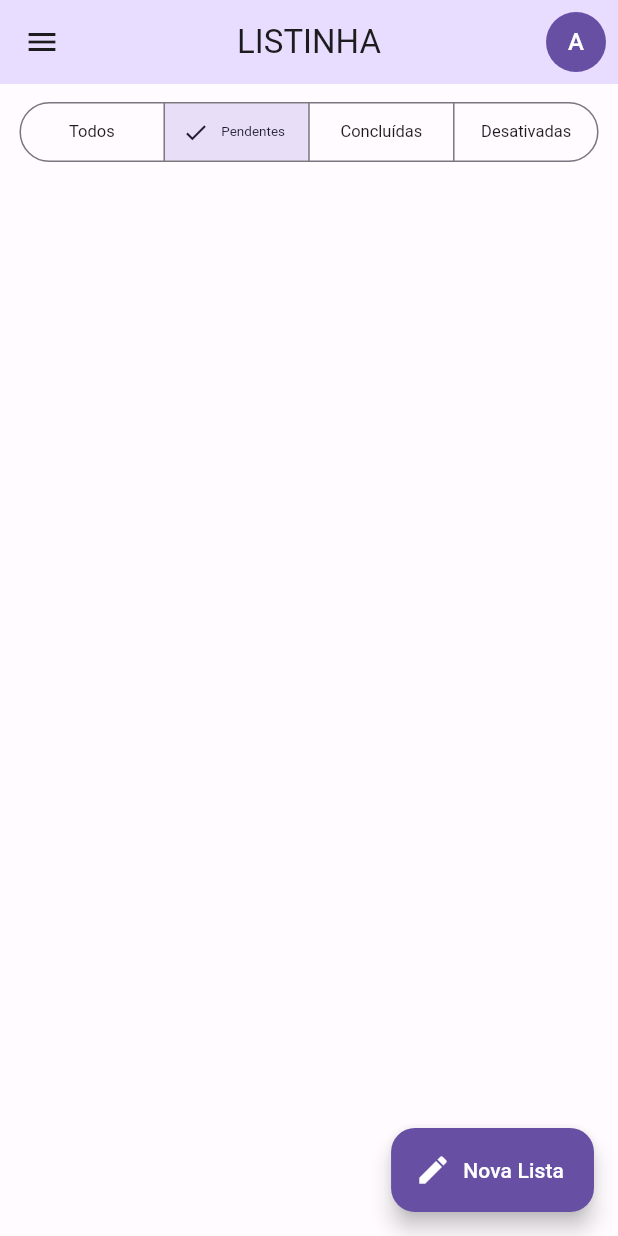
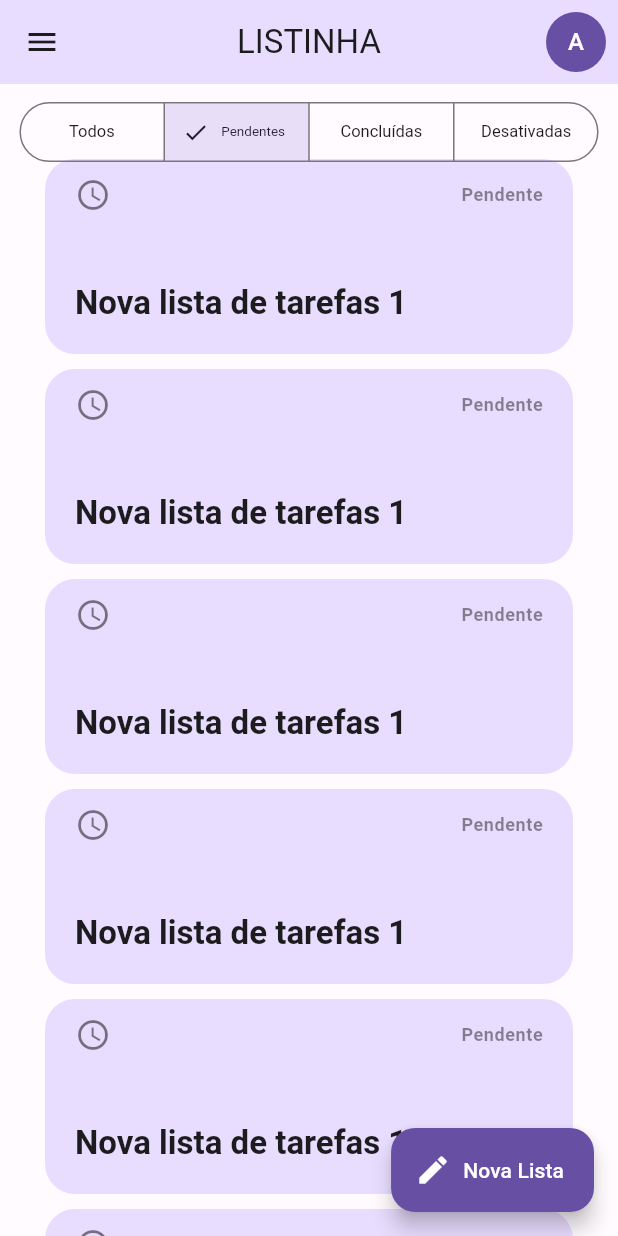
Before and after one commit to 4Ventz/List, a Flutter app: the screen it shows after launch, on a phone screen of 412 x 824 dp. Run offline on Flutter 3.47's test engine with Material 2 defaults, Android fonts, the phone set to English and light mode, and no system bars; our stand-ins replace flutter_modular, realm; generated files the repository leaves out were written again.

Commit message:
taskboard and cards

```diff
--- a/app/lib/src/home/home_page.dart
+++ b/app/lib/src/home/home_page.dart
@@ -1,6 +1,9 @@
 import 'package:flutter/material.dart';
 import 'package:listinha/src/home/widgets/custom_drawer.dart';
+import 'package:listinha/src/home/widgets/task_card.dart';
+import 'package:listinha/src/shared/services/realm/models/task_model.dart';
 import 'package:listinha/src/shared/widgets/user_image_button.dart';
+import 'package:realm/realm.dart';
 
 class HomePage extends StatefulWidget {
   const HomePage({super.key});
@@ -24,9 +27,34 @@ class _HomePageState extends State<HomePage> {
         ],
       ),
       body: Center(
-        child: Column(
+        child: Stack(
           children: [
-            Padding(
+            ListView.separated(
+              padding: const EdgeInsets.fromLTRB(
+                30,
+                50,
+                30,
+                200,
+              ),
+              itemCount: 10,
+              itemBuilder: (_, index) {
+                final board = TaskBoard(Uuid.v4(), 'Nova lista de tarefas 1', tasks: [
+                  Task(Uuid.v4(), '', completed: true),
+                  Task(Uuid.v4(), '', completed: true),
+                  Task(Uuid.v4(), ''),
+                  Task(Uuid.v4(), ''),
+                ]);
+                return TaskCard(board: board);
+              },
+              separatorBuilder: (context, index) {
+                return const SizedBox(
+                  height: 10,
+                );
+              },
+            ),
+            Align(
+              alignment: Alignment.topCenter,
+              child: Padding(
                 padding: const EdgeInsets.all(8),
                 child: SegmentedButton<int>(
                   segments: const [
@@ -51,6 +79,7 @@ class _HomePageState extends State<HomePage> {
                   onSelectionChanged: (values) {},
                 ),
               ),
+            ),
           ],
         ),
       ),
--- /dev/null
+++ b/app/lib/src/home/widgets/task_card.dart
@@ -0,0 +1,141 @@
+import 'package:flutter/material.dart';
+import 'package:listinha/src/shared/services/realm/models/task_model.dart';
+
+enum TaskCardStatus {
+  pending(Icons.access_time, 'Pendente'),
+  completed(Icons.check, 'Completa'),
+  disabled(Icons.cancel_outlined, 'Desativada');
+
+  final IconData icon;
+  final String text;
+
+  const TaskCardStatus(this.icon, this.text);
+}
+
+class TaskCard extends StatelessWidget {
+  final TaskBoard board;
+  const TaskCard({super.key, required this.board});
+
+  double getProgress(List<Task> tasks) {
+    if (tasks.isEmpty) return 0;
+    final completes = tasks.where((task) => task.completed).length;
+    return completes / tasks.length;
+  }
+
+  String getProgressText(List<Task> tasks) {
+    final completes = tasks.where((task) => task.completed).length;
+    return '$completes/${tasks.length}';
+  }
+
+  TaskCardStatus getStatus(TaskBoard board, double progress) {
+    if (!board.enable) {
+      return TaskCardStatus.disabled;
+    } else if (progress < 1.0) {
+      return TaskCardStatus.pending;
+    } else {
+      return TaskCardStatus.completed;
+    }
+  }
+
+  Color getBackgroundColor(TaskCardStatus status, ThemeData theme) {
+    switch (status) {
+      case TaskCardStatus.pending:
+        return theme.colorScheme.primaryContainer;
+      case TaskCardStatus.completed:
+        return theme.colorScheme.tertiaryContainer;
+      case TaskCardStatus.disabled:
+        return theme.colorScheme.errorContainer;
+    }
+  }
+
+  Color getColor(TaskCardStatus status, ThemeData theme) {
+    switch (status) {
+      case TaskCardStatus.pending:
+        return theme.colorScheme.primary;
+      case TaskCardStatus.completed:
+        return theme.colorScheme.tertiary;
+      case TaskCardStatus.disabled:
+        return theme.colorScheme.error;
+    }
+  }
+
+  @override
+  Widget build(BuildContext context) {
+    final theme = Theme.of(context);
+
+    final progress = getProgress(board.tasks);
+    final progressText = getProgressText(board.tasks);
+    final title = board.title;
+    final status = getStatus(board, progress);
+
+    final statusText = status.text;
+    final iconData = status.icon;
+
+    final backgroundColor = getBackgroundColor(status, theme);
+    final color = getColor(status, theme);
+
+    return Container(
+      height: 130,
+      padding: const EdgeInsets.symmetric(
+        vertical: 12,
+        horizontal: 20,
+      ),
+      decoration: BoxDecoration(
+        color: backgroundColor,
+        borderRadius: BorderRadius.circular(20),
+      ),
+      child: Column(
+        crossAxisAlignment: CrossAxisAlignment.start,
+        children: [
+          Row(
+            children: [
+              Icon(
+                iconData,
+                color: theme.iconTheme.color?.withOpacity(0.5),
+              ),
+              const Spacer(),
+              Text(
+                statusText,
+                style: theme.textTheme.bodySmall?.copyWith(
+                  color: theme.textTheme.bodySmall?.color?.withOpacity(0.5),
+                  fontWeight: FontWeight.bold,
+                ),
+              ),
+            ],
+          ),
+          const Spacer(),
+          Text(
+            title,
+            style: theme.textTheme.titleLarge?.copyWith(
+              fontWeight: FontWeight.bold,
+            ),
+          ),
+          const SizedBox(
+            height: 8,
+          ),
+          if (board.tasks.isEmpty)
+            Column(
+              mainAxisSize: MainAxisSize.min,
+              crossAxisAlignment: CrossAxisAlignment.start,
+              children: [
+                LinearProgressIndicator(
+                  value: progress,
+                  color: color,
+                ),
+                const SizedBox(
+                  height: 2,
+                ),
+                Text(
+                  progressText,
+                  style: theme.textTheme.bodySmall?.copyWith(
+                    color: theme.textTheme.bodySmall?.color?.withOpacity(0.5),
+                    fontWeight: FontWeight.bold,
+                  ),
+                ),
+              ],
+            )
+        ],
+      ),
+    );
+  }
+}
--- /dev/null
+++ b/app/lib/src/shared/services/realm/models/task_model.dart
@@ -0,0 +1,20 @@
+import 'package:realm/realm.dart';
+
+part 'task_model.g.dart';
+
+@RealmModel()
+class _Task {
+  @PrimaryKey()
+  late Uuid id;
+  late String description;
+  bool completed = false;
+}
+
+@RealmModel()
+class _TaskBoard {
+  @PrimaryKey()
+  late Uuid id;
+  late String title;
+  late List<_Task> tasks;
+  bool enable = true;
+}
--- a/app/lib/src/shared/services/realm/realm_config.dart
+++ b/app/lib/src/shared/services/realm/realm_config.dart
@@ -1,9 +1,12 @@
 import 'package:listinha/src/shared/services/realm/models/configuration_model.dart';
+import 'package:listinha/src/shared/services/realm/models/task_model.dart';
 import 'package:realm/realm.dart';
 
-var config = Configuration.local(
+LocalConfiguration config = Configuration.local(
   [
     ConfigurationModel.schema,
+    Task.schema,
+    TaskBoard.schema,
   ],
   initialDataCallback: (realm) {
     realm.add(ConfigurationModel('system'));
```
Also changed, not shown: app/lib/src/shared/services/realm/models/task_model.g.dart (added), 3 other files. Lines whose indentation alone changed are shown as unchanged.
